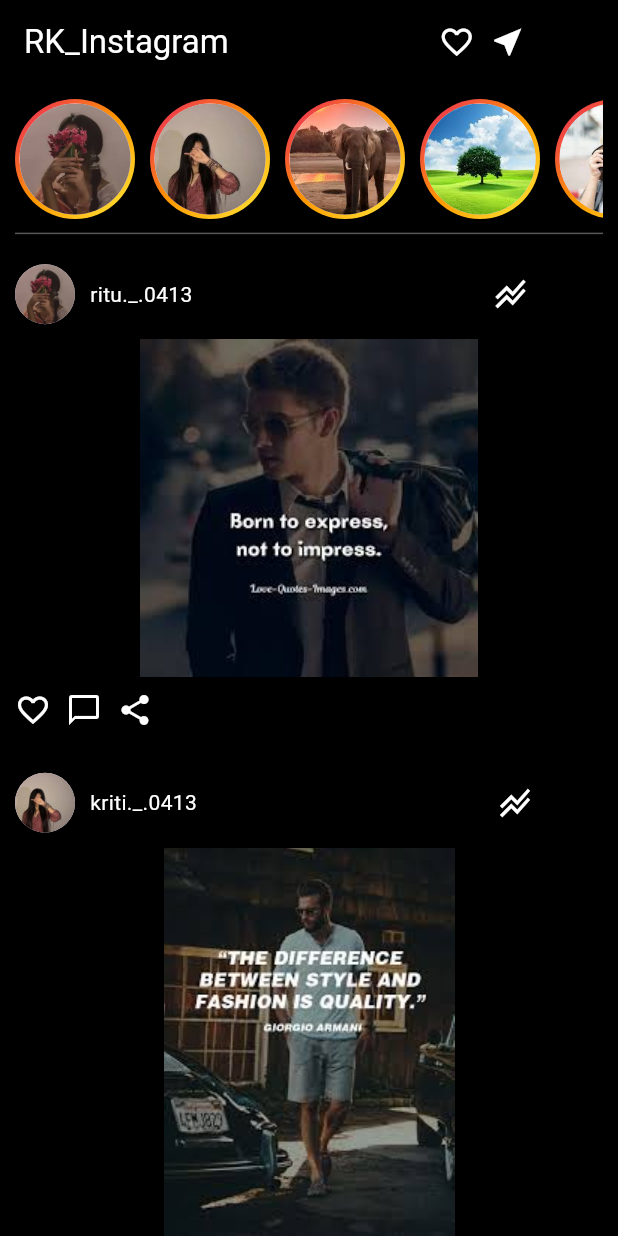
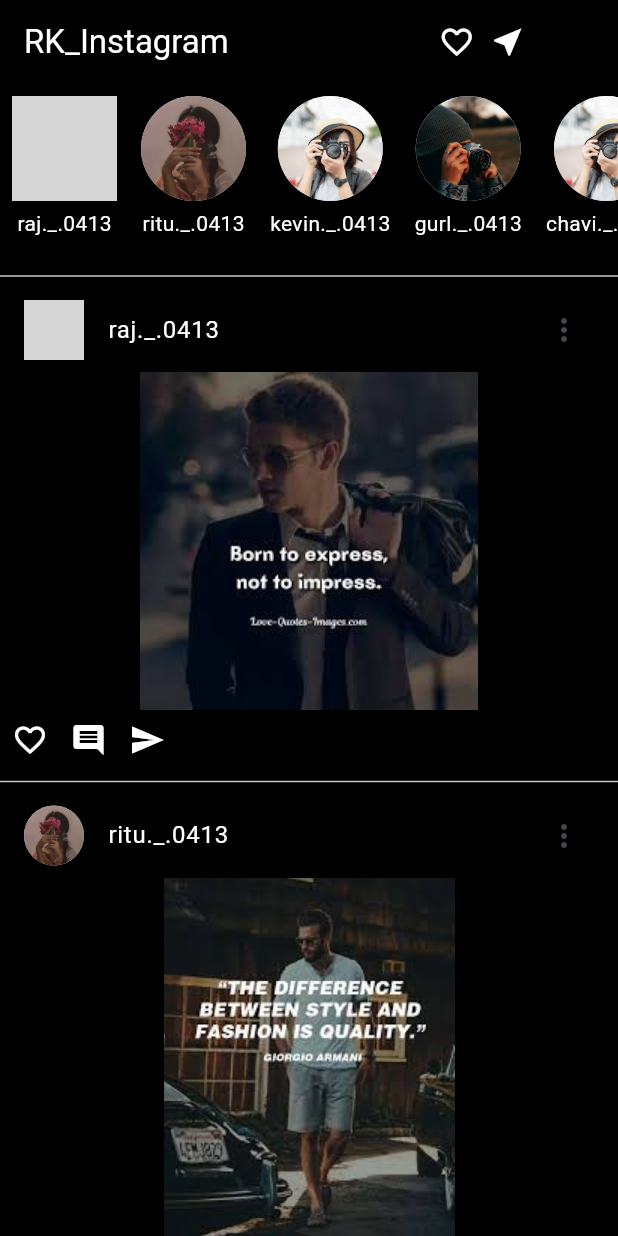
Before and after one commit to raj0413/tops_task, a Flutter app: the screen it shows after launch, on a phone screen of 412 x 824 dp. Run offline on Flutter 3.47's test engine with Material 3 defaults, Android fonts, the phone set to English and light mode, and no system bars; grey boxes are pictures that could not be loaded.

Commit message:
insta using list

```diff
--- /dev/null
+++ b/task/instagram/lib/insta_list.dart
@@ -0,0 +1,133 @@
+import 'package:flutter/material.dart';
+
+class InstaList extends StatefulWidget {
+  const InstaList({super.key});
+
+  @override
+  State<InstaList> createState() => _InstaListState();
+}
+
+class _InstaListState extends State<InstaList> {
+  var profilePicList = [
+    'img1.jpeg',
+    'img2.jpeg',
+    'img3.jpeg',
+    'img4.jpeg',
+    'img5.jpeg',
+    'img6.jpeg',
+    'img7.jpeg',
+  ];
+
+  var usernameList = [
+    'raj._.0413',
+    'ritu._.0413',
+    'kevin._.0413',
+    'gurl._.0413',
+    'chavi._.0413',
+    'murga._.0413',
+    'murgi._.0413',
+  ];
+
+  var postList = [
+    'p9.jpg',
+    'p10.jpeg',
+    'p5.jpeg',
+    'p6.jpeg',
+    'p5.jpeg',
+    'p6.jpeg',
+    'p7.jpeg',
+  ];
+
+  @override
+  Widget build(BuildContext context) {
+    return Scaffold(
+       appBar: AppBar(
+        // title: ListTile(
+        //   leading: Text("RK_INSTAGRAM"),
+        //   trailing: Row(
+        //     children: [
+        //        Icon(Icons.favorite_border, color: Colors.white),
+        //      SizedBox(
+        //        width: 10,
+        //      ),
+        //      Icon(Icons.near_me_sharp,color: Colors.white,)
+        //     ]
+
+        //   ),
+        // ),
+        title: Row(
+          children: [
+            Text("RK_Instagram", style: TextStyle(
+              color: Colors.white
+            ),),SizedBox(
+              width: 140,
+            ),
+            Icon(Icons.favorite_border, color: Colors.white,),SizedBox(
+              width: 10,
+            ),
+            Icon(Icons.near_me_sharp,color: Colors.white,)
+          ],
+        ),backgroundColor: Colors.black,
+      ),
+      backgroundColor: Colors.black,
+      body: Column(
+        children: [
+          Container(
+            height: 120,
+            child: ListView.builder(
+              scrollDirection: Axis.horizontal,
+              itemCount: postList.length,
+              itemBuilder: (context, index) {
+                return Padding(
+                  padding: EdgeInsets.all(8.0),
+                  child: Column(
+                    children: [
+                      CircleAvatar(
+                        radius: 35,
+                        backgroundImage: AssetImage('assets/images/${postList[index]}'),
+                      ),
+                      SizedBox(height: 5),
+                      Text("${usernameList[index]}", style: TextStyle(color: Colors.white),),
+                    ],
+                  ),
+                );
+              },
+            ),
+          ),
+          Divider(),
+          Expanded(
+            child: ListView.builder(
+              itemCount: postList.length,
+              itemBuilder: (context, index) {
+                return Column(
+                  children: [
+                    ListTile(
+                      leading: CircleAvatar(
+                        backgroundImage: AssetImage('assets/images/${postList[index]}'),
+                      ),
+                      title: Text('${usernameList[index]}',style: TextStyle(color: Colors.white),),
+                      trailing: Icon(Icons.more_vert),
+                    ),
+                    Image.asset('assets/images/${profilePicList[index]}'),
+                    Padding(
+                      padding: const EdgeInsets.all(8.0),
+                      child: Row(
+                        children: [
+                          Icon(Icons.favorite_border, color: Colors.white,),
+                          SizedBox(width: 15),
+                          Icon(Icons.comment, color: Colors.white),
+                          SizedBox(width: 15),
+                          Icon(Icons.send, color: Colors.white),
+                        ],
+                      ),
+                    ),
+                    Divider(),
+                  ],
+                );
+              },
+            ),
+          ),
+        ]
+      ));
+  }
+}
--- a/task/instagram/lib/main.dart
+++ b/task/instagram/lib/main.dart
@@ -1,5 +1,6 @@
 import 'package:flutter/material.dart';
-import 'package:instagram/homepage.dart';
+import 'package:instagram/insta_list.dart';
+import 'package:instagram/new_list.dart';
 
 void main() {
   runApp(const MyApp());
@@ -17,7 +18,7 @@ class MyApp extends StatelessWidget {
       theme: ThemeData(
         colorScheme: ColorScheme.fromSeed(seedColor: Colors.deepPurple),
       ),
-      home: Homepage(),
+      home: InstaList(),
     );
   }
 }
```
Also changed, not shown: task/instagram/lib/new_list.dart (added, +109 -0 lines).
